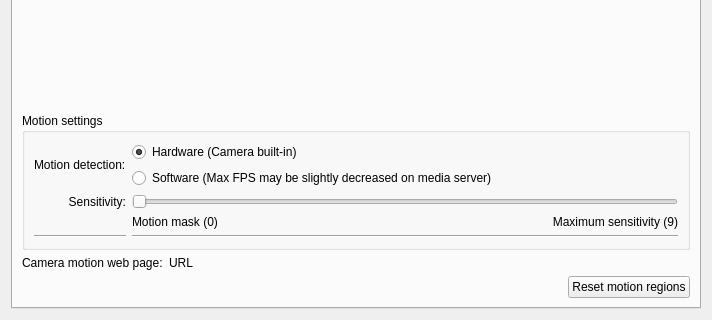
Old version of the form client/src/ui/widgets/properties/single_camera_settings_widget.ui in the repository networkoptix/nx_open; both pictures show x 0 to 712 and y 345 to 665 of the 712 by 665 pixel window.
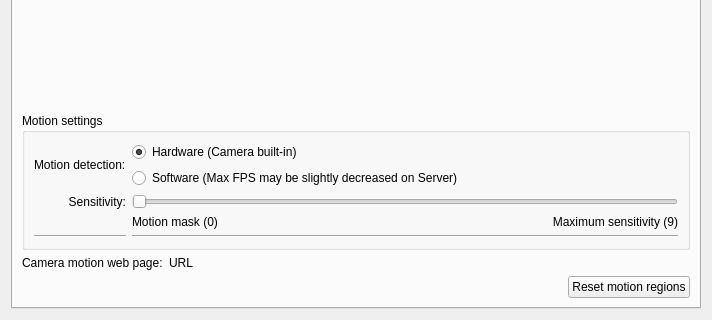
New version of the form. The open tabs and pages were chosen to show the change. Custom widgets are drawn as their Qt base class.

Commit message:
(Issue #3665) :  Need to replace "Media Server" and "Enterprise Controller" by "Server"
<==== Mercurial data ====>
Branch: client_connect_refactor

Patch:
```diff
--- a/client/src/ui/widgets/properties/single_camera_settings_widget.ui
+++ b/client/src/ui/widgets/properties/single_camera_settings_widget.ui
@@ -440,7 +440,7 @@
             <item>
              <widget class="QRadioButton" name="softwareMotionButton">
               <property name="text">
-               <string>Software (Max FPS may be slightly decreased on media server)</string>
+               <string>Software (Max FPS may be slightly decreased on Server)</string>
               </property>
               <property name="checked">
                <bool>false</bool>
```
The commit also changes 63 other files.
